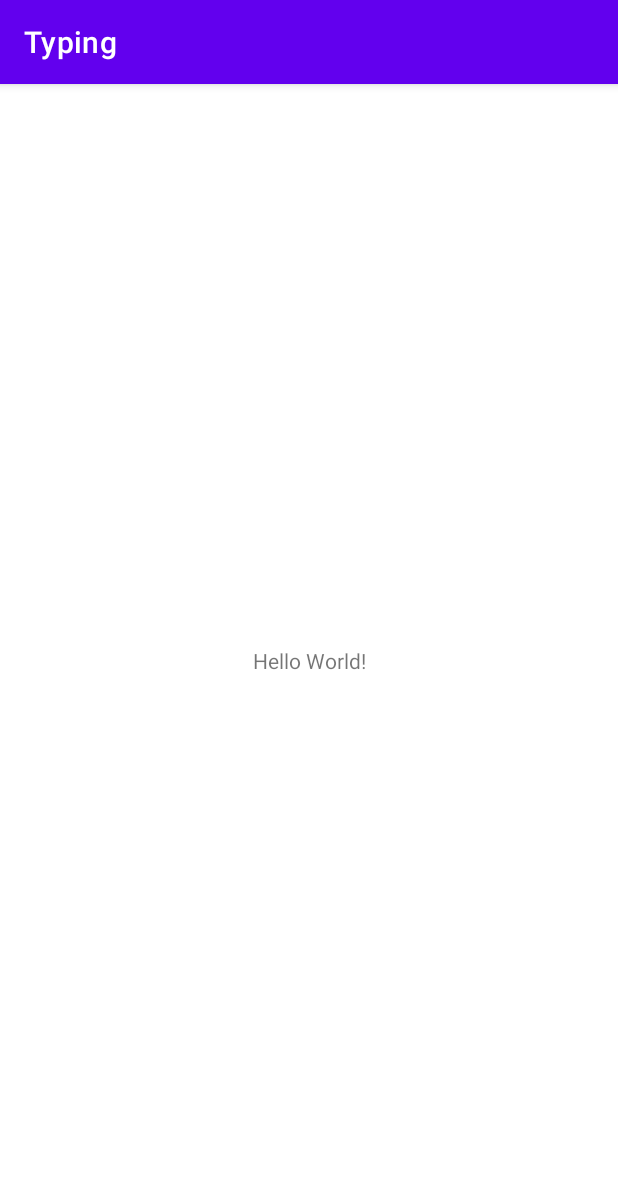
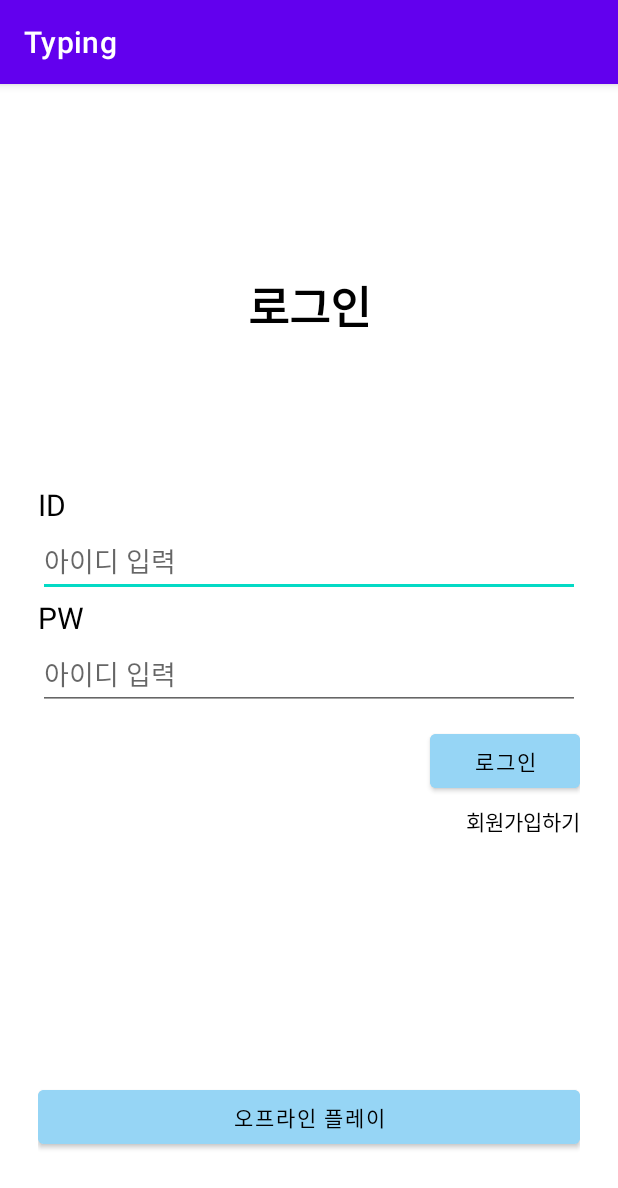
Before and after one commit to samgashyeong/Typing, an Android app: the screen it shows after launch (MainActivity), on a phone screen of 412 x 824 dp. Shown: the top 1188 px of the screen. Run offline under Robolectric (Android 15) with nearby library versions, the phone set to English and light mode, and no system bars.

Commit message:
firebase 연동

```diff
--- a/app/build.gradle
+++ b/app/build.gradle
@@ -1,6 +1,7 @@
 plugins {
     id 'com.android.application'
     id 'org.jetbrains.kotlin.android'
+    id 'com.google.gms.google-services'
 }
 
 android {
@@ -29,14 +30,24 @@ android {
     kotlinOptions {
         jvmTarget = '1.8'
     }
+    buildFeatures{
+
+        dataBinding = true
+
+    }
 }
 
 dependencies {
+
+    implementation platform('com.google.firebase:firebase-bom:30.1.0')
+    implementation 'com.google.firebase:firebase-analytics-ktx'
 
     implementation 'androidx.core:core-ktx:1.7.0'
     implementation 'androidx.appcompat:appcompat:1.3.0'
     implementation 'com.google.android.material:material:1.4.0'
     implementation 'androidx.constraintlayout:constraintlayout:2.0.4'
+    implementation 'com.google.firebase:firebase-auth:19.2.0'
+    implementation 'com.google.firebase:firebase-firestore:21.4.0'
     testImplementation 'junit:junit:4.13.2'
     androidTestImplementation 'androidx.test.ext:junit:1.1.3'
     androidTestImplementation 'androidx.test.espresso:espresso-core:3.4.0'
--- a/app/src/main/res/layout/activity_main.xml
+++ b/app/src/main/res/layout/activity_main.xml
@@ -4,15 +4,88 @@
     xmlns:tools="http://schemas.android.com/tools"
     android:layout_width="match_parent"
     android:layout_height="match_parent"
+    android:layout_margin="25dp"
     tools:context=".MainActivity">
 
+
     <TextView
+        android:id="@+id/textView"
         android:layout_width="wrap_content"
         android:layout_height="wrap_content"
-        android:text="Hello World!"
-        app:layout_constraintBottom_toBottomOf="parent"
+        android:layout_margin="100dp"
+        android:text="로그인"
+        android:textColor="@color/black"
+        android:textSize="30sp"
+        android:textStyle="bold"
         app:layout_constraintEnd_toEndOf="parent"
         app:layout_constraintStart_toStartOf="parent"
         app:layout_constraintTop_toTopOf="parent" />
 
+    <LinearLayout
+        android:id="@+id/linearLayout"
+        android:layout_width="match_parent"
+        android:layout_height="wrap_content"
+        android:orientation="vertical"
+        app:layout_constraintBottom_toBottomOf="parent"
+        app:layout_constraintTop_toTopOf="parent">
+
+        <TextView
+            android:layout_width="match_parent"
+            android:layout_height="wrap_content"
+            android:text="ID"
+            android:textColor="@color/black"
+            android:textSize="20sp" />
+
+        <EditText
+            android:id="@+id/loginEt"
+            android:layout_width="match_parent"
+            android:layout_height="wrap_content"
+            android:hint="아이디 입력" />
+
+        <TextView
+            android:layout_width="match_parent"
+            android:layout_height="wrap_content"
+            android:text="PW"
+            android:textColor="@color/black"
+            android:textSize="20sp" />
+
+        <EditText
+            android:id="@+id/passwordEt"
+            android:layout_width="match_parent"
+            android:layout_height="wrap_content"
+            android:hint="아이디 입력" />
+
+        <Button
+            android:id="@+id/loginBt"
+            android:layout_width="100dp"
+            android:layout_height="wrap_content"
+            android:layout_gravity="right"
+            android:layout_marginTop="10dp"
+            android:backgroundTint="@color/main_color"
+            android:text="로그인"
+            android:textColor="@color/black" />
+
+        <TextView
+            style="text-decoration: underline;"
+            android:layout_width="wrap_content"
+            android:layout_height="wrap_content"
+            android:layout_gravity="right"
+            android:layout_marginTop="5dp"
+            android:text="회원가입하기"
+            android:textColor="@color/black" />
+    </LinearLayout>
+
+
+    <Button
+        android:id="@+id/offineBt"
+        android:layout_width="match_parent"
+        android:layout_height="wrap_content"
+        app:layout_constraintBottom_toBottomOf="parent"
+        app:layout_constraintEnd_toEndOf="parent"
+        app:layout_constraintStart_toStartOf="parent"
+        android:backgroundTint="@color/main_color"
+        android:text="오프라인 플레이"
+        android:layout_marginBottom="30dp"
+        android:textColor="@color/black"
+        app:layout_constraintWidth_percent="0.8" />
 </androidx.constraintlayout.widget.ConstraintLayout>
--- a/app/src/main/res/values/colors.xml
+++ b/app/src/main/res/values/colors.xml
@@ -7,4 +7,5 @@
     <color name="teal_700">#FF018786</color>
     <color name="black">#FF000000</color>
     <color name="white">#FFFFFFFF</color>
+    <color name="main_color">#96D5F5</color>
 </resources>
--- a/build.gradle
+++ b/build.gradle
@@ -1,4 +1,8 @@
-// Top-level build file where you can add configuration options common to all sub-projects/modules.
+buildscript {
+    dependencies {
+        classpath 'com.google.gms:google-services:4.3.3'
+    }
+}// Top-level build file where you can add configuration options common to all sub-projects/modules.
 plugins {
     id 'com.android.application' version '7.2.1' apply false
     id 'com.android.library' version '7.2.1' apply false
```
Also changed, not shown: 1 other file.
